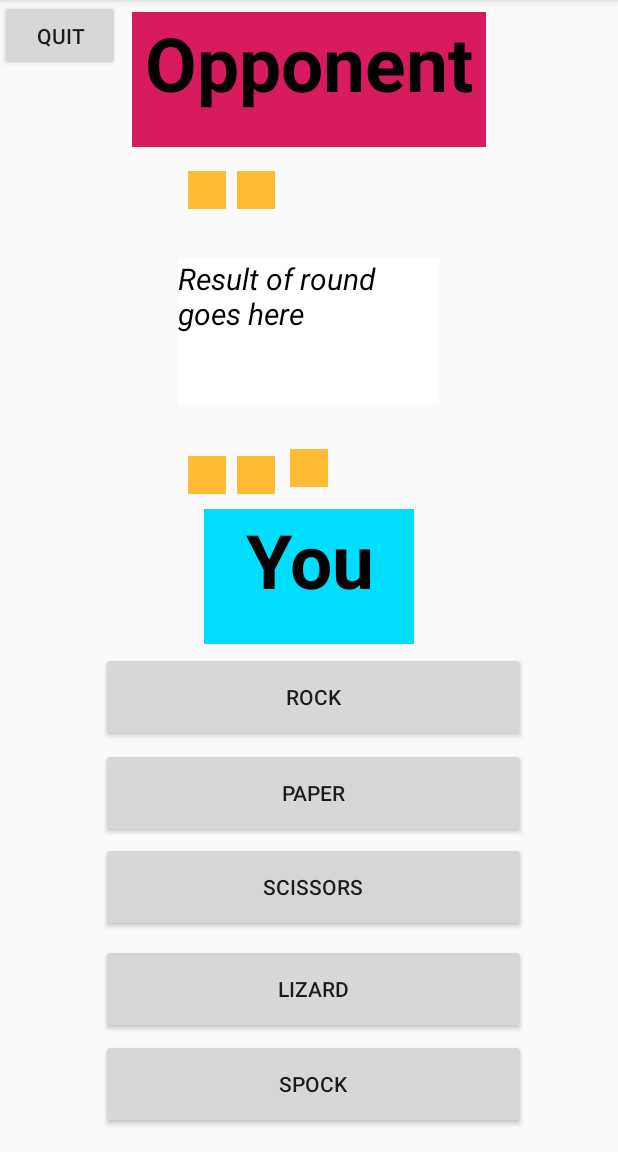
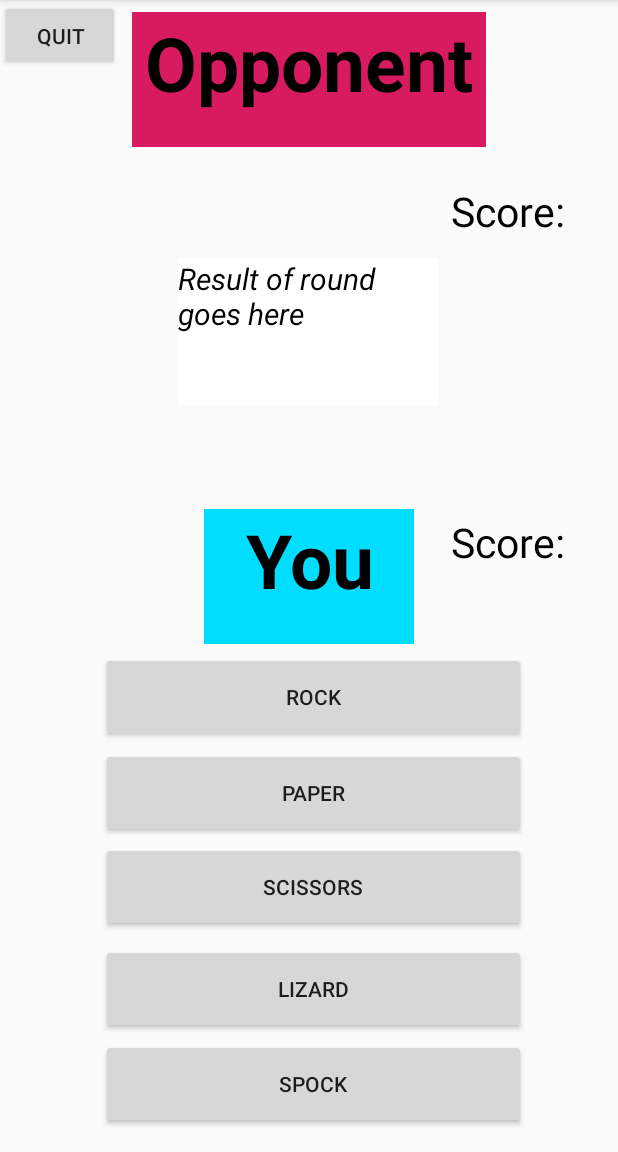
Before and after one commit to HawkinsBA/RPSLS, an Android app: the GameScreen screen opened directly, with no data from a screen before it, on a phone screen of 412 x 824 dp, the part 84-1236 px from its top. Run offline under Robolectric (Android 15) with nearby library versions, the phone set to English and light mode, and no system bars; network calls fail.

Commit message:
Added score box, took away round indicators

```diff
--- a/app/src/main/res/layout/activity_game_screen.xml
+++ b/app/src/main/res/layout/activity_game_screen.xml
@@ -7,141 +7,20 @@
     tools:context=".GameScreen">
 
     <TextView
-        android:id="@+id/textView16"
-        android:layout_width="25dp"
-        android:layout_height="25dp"
-        android:layout_marginStart="8dp"
+        android:id="@+id/opponentScore"
+        android:layout_width="93dp"
+        android:layout_height="77dp"
         android:layout_marginTop="8dp"
-        android:layout_marginEnd="8dp"
+        android:layout_marginEnd="24dp"
         android:layout_marginBottom="8dp"
+        android:gravity="center"
+        android:text="Score: \n"
+        android:textColor="@android:color/black"
+        android:textSize="27dp"
         app:layout_constraintBottom_toBottomOf="parent"
         app:layout_constraintEnd_toEndOf="parent"
-        app:layout_constraintHorizontal_bias="0.678"
-        app:layout_constraintStart_toStartOf="parent"
         app:layout_constraintTop_toTopOf="parent"
-        app:layout_constraintVertical_bias="0.407" />
-
-    <TextView
-        android:id="@+id/textView15"
-        android:layout_width="25dp"
-        android:layout_height="25dp"
-        android:layout_marginStart="8dp"
-        android:layout_marginTop="8dp"
-        android:layout_marginEnd="8dp"
-        android:layout_marginBottom="8dp"
-        android:background="@android:color/holo_orange_light"
-        app:layout_constraintBottom_toBottomOf="parent"
-        app:layout_constraintEnd_toEndOf="parent"
-        app:layout_constraintHorizontal_bias="0.316"
-        app:layout_constraintStart_toStartOf="parent"
-        app:layout_constraintTop_toTopOf="parent"
-        app:layout_constraintVertical_bias="0.407" />
-
-    <TextView
-        android:id="@+id/textView14"
-        android:layout_width="25dp"
-        android:layout_height="25dp"
-        android:layout_marginStart="8dp"
-        android:layout_marginTop="8dp"
-        android:layout_marginEnd="8dp"
-        android:layout_marginBottom="8dp"
-        app:layout_constraintBottom_toBottomOf="parent"
-        app:layout_constraintEnd_toEndOf="parent"
-        app:layout_constraintHorizontal_bias="0.589"
-        app:layout_constraintStart_toStartOf="parent"
-        app:layout_constraintTop_toTopOf="parent"
-        app:layout_constraintVertical_bias="0.407" />
-
-    <TextView
-        android:id="@+id/textView12"
-        android:layout_width="25dp"
-        android:layout_height="25dp"
-        android:layout_marginStart="8dp"
-        android:layout_marginTop="120dp"
-        android:layout_marginEnd="8dp"
-        android:layout_marginBottom="8dp"
-        android:background="@android:color/holo_orange_light"
-        app:layout_constraintBottom_toBottomOf="parent"
-        app:layout_constraintEnd_toEndOf="parent"
-        app:layout_constraintStart_toStartOf="parent"
-        app:layout_constraintTop_toTopOf="parent"
-        app:layout_constraintVertical_bias="0.292" />
-
-    <TextView
-        android:id="@+id/textView13"
-        android:layout_width="25dp"
-        android:layout_height="25dp"
-        android:layout_marginStart="8dp"
-        android:layout_marginTop="8dp"
-        android:layout_marginEnd="8dp"
-        android:layout_marginBottom="8dp"
-        android:background="@android:color/holo_orange_light"
-        app:layout_constraintBottom_toBottomOf="parent"
-        app:layout_constraintEnd_toEndOf="parent"
-        app:layout_constraintHorizontal_bias="0.405"
-        app:layout_constraintStart_toStartOf="parent"
-        app:layout_constraintTop_toTopOf="parent"
-        app:layout_constraintVertical_bias="0.407" />
-
-    <TextView
-        android:id="@+id/textView9"
-        android:layout_width="25dp"
-        android:layout_height="25dp"
-        android:layout_marginStart="8dp"
-        android:layout_marginTop="8dp"
-        android:layout_marginEnd="8dp"
-        android:layout_marginBottom="8dp"
-        app:layout_constraintBottom_toBottomOf="parent"
-        app:layout_constraintEnd_toEndOf="parent"
-        app:layout_constraintHorizontal_bias="0.567"
-        app:layout_constraintStart_toStartOf="parent"
-        app:layout_constraintTop_toTopOf="parent"
-        app:layout_constraintVertical_bias="0.147" />
-
-    <TextView
-        android:id="@+id/textView8"
-        android:layout_width="25dp"
-        android:layout_height="25dp"
-        android:layout_marginStart="8dp"
-        android:layout_marginTop="108dp"
-        android:layout_marginEnd="8dp"
-        android:layout_marginBottom="8dp"
-        app:layout_constraintBottom_toBottomOf="parent"
-        app:layout_constraintEnd_toEndOf="parent"
-        app:layout_constraintHorizontal_bias="0.635"
-        app:layout_constraintStart_toStartOf="parent"
-        app:layout_constraintTop_toTopOf="parent"
-        app:layout_constraintVertical_bias="0.001" />
-
-    <TextView
-        android:id="@+id/textView7"
-        android:layout_width="25dp"
-        android:layout_height="25dp"
-        android:layout_marginStart="8dp"
-        android:layout_marginTop="8dp"
-        android:layout_marginEnd="8dp"
-        android:layout_marginBottom="8dp"
-        app:layout_constraintBottom_toBottomOf="parent"
-        app:layout_constraintEnd_toEndOf="parent"
-        app:layout_constraintStart_toStartOf="parent"
-        app:layout_constraintTop_toTopOf="parent"
-        app:layout_constraintVertical_bias="0.147" />
-
-    <TextView
-        android:id="@+id/textView6"
-        android:layout_width="25dp"
-        android:layout_height="25dp"
-        android:layout_marginStart="8dp"
-        android:layout_marginTop="8dp"
-        android:layout_marginEnd="8dp"
-        android:layout_marginBottom="8dp"
-        android:background="@android:color/holo_orange_light"
-        app:layout_constraintBottom_toBottomOf="parent"
-        app:layout_constraintEnd_toEndOf="parent"
-        app:layout_constraintHorizontal_bias="0.405"
-        app:layout_constraintStart_toStartOf="parent"
-        app:layout_constraintTop_toTopOf="parent"
-        app:layout_constraintVertical_bias="0.146" />
+        app:layout_constraintVertical_bias="0.163" />
 
     <Button
         android:id="@+id/rockButton"
@@ -287,19 +166,19 @@
         app:layout_constraintTop_toTopOf="parent" />
 
     <TextView
-        android:id="@+id/textView5"
-        android:layout_width="25dp"
-        android:layout_height="25dp"
-        android:layout_marginStart="8dp"
+        android:id="@+id/userScore"
+        android:layout_width="93dp"
+        android:layout_height="77dp"
         android:layout_marginTop="8dp"
-        android:layout_marginEnd="8dp"
+        android:layout_marginEnd="24dp"
         android:layout_marginBottom="8dp"
-        android:background="@android:color/holo_orange_light"
+        android:text="Score: \n"
+        android:textSize="27dp"
+        android:textColor="@android:color/black"
+        android:gravity="center"
         app:layout_constraintBottom_toBottomOf="parent"
         app:layout_constraintEnd_toEndOf="parent"
-        app:layout_constraintHorizontal_bias="0.316"
-        app:layout_constraintStart_toStartOf="parent"
         app:layout_constraintTop_toTopOf="parent"
-        app:layout_constraintVertical_bias="0.146" />
+        app:layout_constraintVertical_bias="0.49" />
 
 </android.support.constraint.ConstraintLayout>
```
